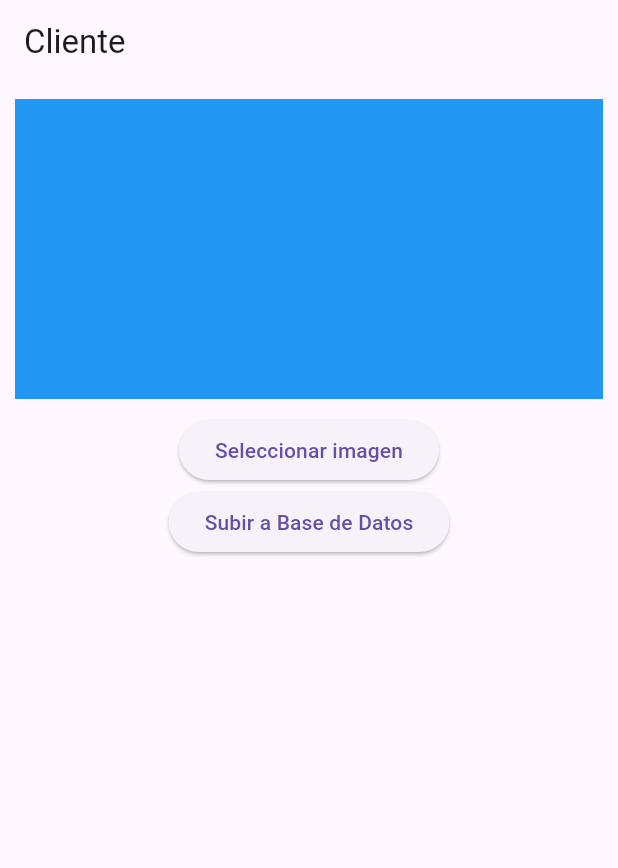
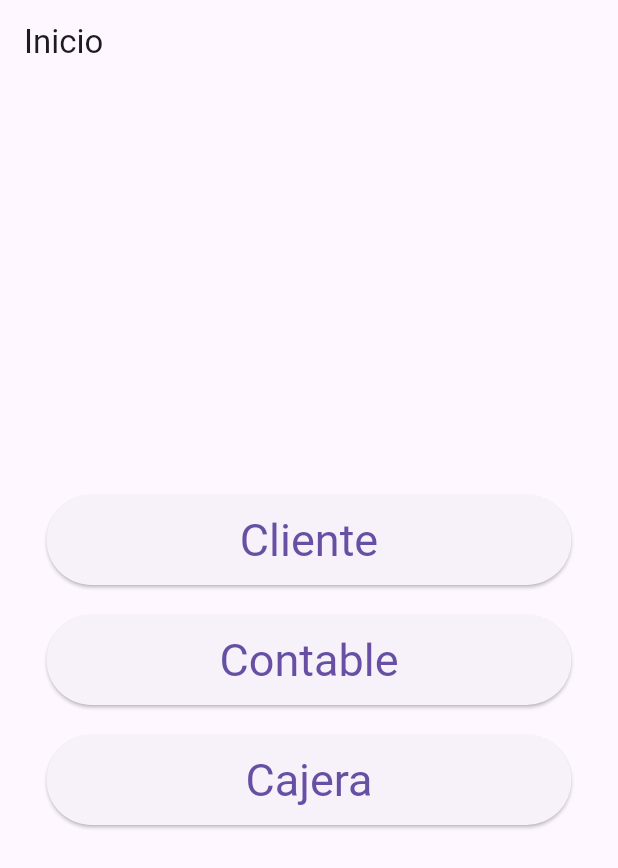
Before and after one commit to oliver003/Data-Validation, a Flutter app: the screen it shows after launch, on a phone screen of 412 x 824 dp. Shown: the top 868 px of the screen. Run offline on Flutter 3.47's test engine with Material 3 defaults, Android fonts, the light colour scheme and no system bars; our stand-ins replace cloud_firestore, firebase_core, firebase_storage, image_picker; accounts and stored records are empty.

Commit message:
-Edits en cliente.dart -Se agrego otras 2 vistas que necesita el programa.

```diff
--- a/lib/main.dart
+++ b/lib/main.dart
@@ -3,6 +3,9 @@ import 'package:flutter_application_2/firebase_options.dart';
 import 'package:firebase_core/firebase_core.dart';
 
 import 'package:flutter_application_2/vistas/cliente.dart';
+import 'package:flutter_application_2/vistas/inicio.dart';
+import 'package:flutter_application_2/vistas/contable.dart';
+import 'package:flutter_application_2/vistas/cajera.dart';
 
 Future<void> main() async {
   WidgetsFlutterBinding.ensureInitialized();
@@ -20,9 +23,13 @@ class MainApp extends StatelessWidget {
     return MaterialApp(
       title: 'Contabilidad Ilumel',
       debugShowCheckedModeBanner: false,
-      initialRoute: '/',
+      initialRoute: '/Inicio',
       routes: {
-        '/': (context) => const Cliente(),
+        '/Inicio': (context) => const Inicio(),
+        '/Cliente': (context) => const Cliente(),
+        '/Contable': (context) => const Contable(),
+        '/Cajera': (context) => const Cajera(),
+
       }
     );
   }
--- /dev/null
+++ b/lib/vistas/cajera.dart
@@ -0,0 +1,10 @@
+import 'package:flutter/material.dart';
+
+class Cajera extends StatelessWidget {
+  const Cajera({super.key});
+
+  @override
+  Widget build(BuildContext context) {
+    return Container();
+  }
+}
--- /dev/null
+++ b/lib/vistas/contable.dart
@@ -0,0 +1,10 @@
+import 'package:flutter/material.dart';
+
+class Contable extends StatelessWidget {
+  const Contable({super.key});
+
+  @override
+  Widget build(BuildContext context) {
+    return Container();
+  }
+}
--- /dev/null
+++ b/lib/vistas/inicio.dart
@@ -0,0 +1,42 @@
+// ignore_for_file: file_names
+
+import 'package:flutter/material.dart';
+
+class Inicio extends StatelessWidget {
+  const Inicio({super.key});
+
+  @override
+  Widget build(BuildContext context) {
+    // Lista con la información de cada botón
+    final List<Map<String, String>> opciones = [
+      {'titulo': 'Cliente', 'ruta': '/Cliente'},
+      {'titulo': 'Contable', 'ruta': '/Contable'},
+      {'titulo': 'Cajera', 'ruta': '/Cajera'},
+    ];
+
+    return Scaffold(
+      appBar: AppBar(title: const Text('Inicio')),
+      body: Center(
+        child: Column(
+          mainAxisAlignment: MainAxisAlignment.center,
+          children: opciones.map((opcion) {
+            return Padding(
+              padding: const EdgeInsets.symmetric(vertical: 10.0),
+              child: SizedBox(
+                width: 350,
+                height: 60,
+                child: ElevatedButton(
+                  onPressed: () => Navigator.of(context).pushNamed(opcion['ruta']!),
+                  style: ElevatedButton.styleFrom(
+                    textStyle: const TextStyle(fontSize: 30),
+                  ),
+                  child: Text(opcion['titulo']!),
+                ),
+              ),
+            );
+          }).toList(),
+        ),
+      ),
+    );
+  }
+}
--- a/pubspec.yaml
+++ b/pubspec.yaml
@@ -9,6 +9,7 @@ environment:
 dependencies:
   firebase_core: ^4.2.0
   firebase_storage: ^13.0.3
+  cloud_firestore: ^6.0.0
   flutter:
     sdk: flutter
   image_picker: ^1.2.0
```
Also changed, not shown: lib/services/upload_image.dart (+18 -11 lines), lib/vistas/cliente.dart (+141 -19 lines), pubspec.lock, 4 other files.
